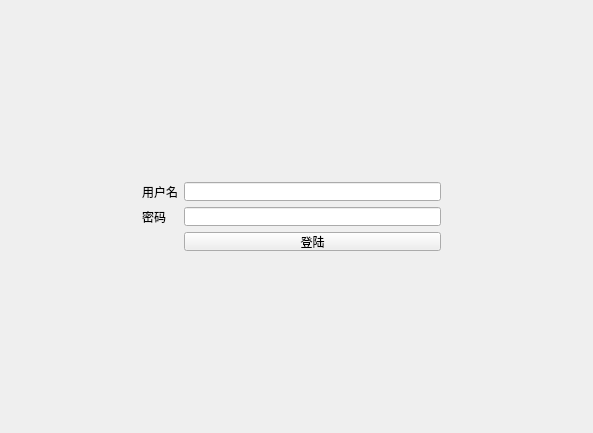
JmPotato/Word_Breaker, file client/mainwindow.ui: the form before one commit.
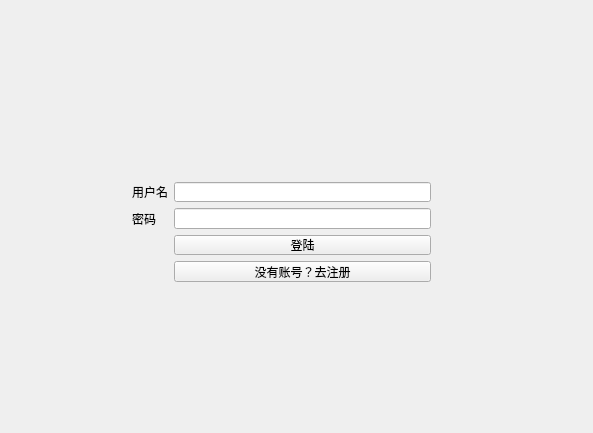
The form after the commit. The open tabs and pages were chosen to show the change.

```diff
--- a/client/mainwindow.ui
+++ b/client/mainwindow.ui
@@ -81,10 +81,10 @@
        <widget class="QWidget" name="formLayoutWidget_2">
         <property name="geometry">
          <rect>
-          <x>120</x>
+          <x>110</x>
           <y>160</y>
           <width>321</width>
-          <height>91</height>
+          <height>122</height>
          </rect>
         </property>
         <layout class="QFormLayout" name="signinLayout">
@@ -121,6 +121,13 @@
          <item row="1" column="1">
           <widget class="QLineEdit" name="signin_password"/>
          </item>
+         <item row="3" column="1">
+          <widget class="QPushButton" name="gosignupButton">
+           <property name="text">
+            <string>没有账号？去注册</string>
+           </property>
+          </widget>
+         </item>
         </layout>
        </widget>
       </widget>
```
Left out of the diff: 15 changed lines with no effect on the pictures.
